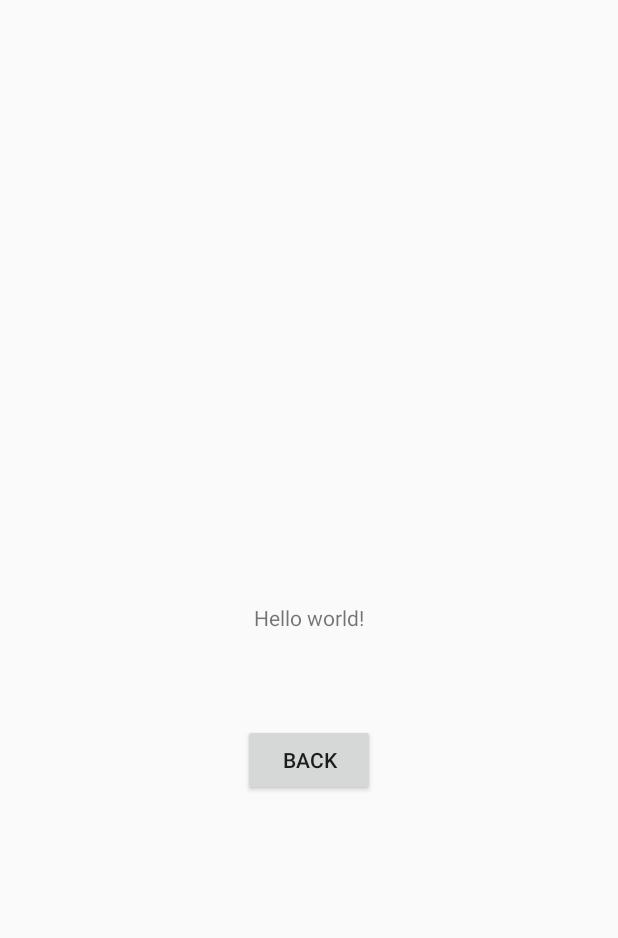
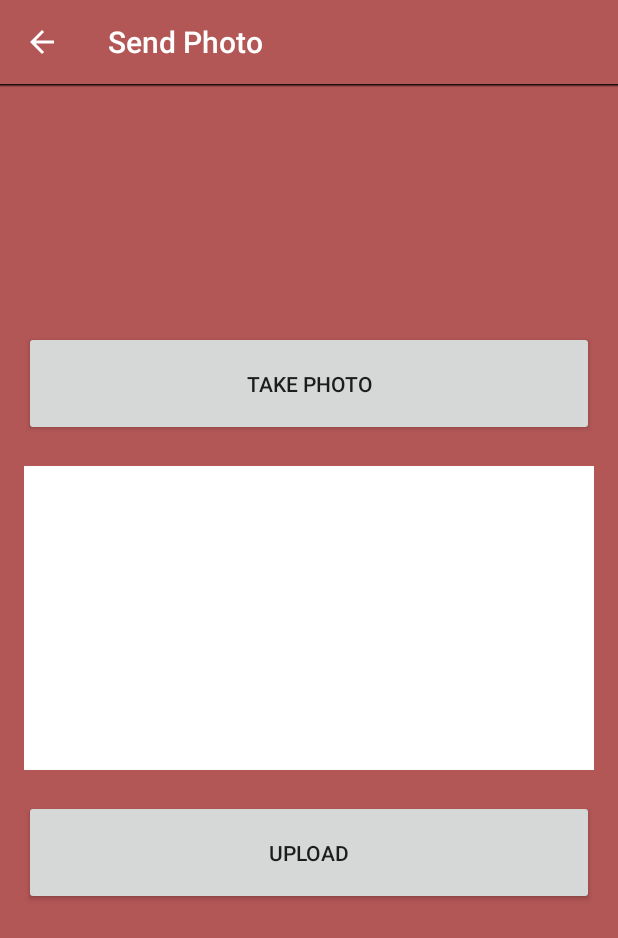
Before and after one commit to insacloud/Insa-cloud-front, an Android app: the screen it shows after launch (MainActivity before the commit, SendPhotoActivity after it), after a tap on "Skip...", on a phone screen of 412 x 824 dp. Shown: the top 938 px of the screen. Run offline under Robolectric (Android 15) with nearby library versions, the phone set to English and light mode, and no system bars; our stand-ins replace Volley; libraries missing offline, so code that uses them is left out: com.facebook, com.facebook.login; 7 statements that could not run were skipped.

Commit message:
Envoyer photo

```diff
--- a/app/build.gradle
+++ b/app/build.gradle
@@ -17,6 +17,12 @@ android {
             proguardFiles getDefaultProguardFile('proguard-android.txt'), 'proguard-rules.pro'
         }
     }
+    packagingOptions {
+        exclude 'META-INF/DEPENDENCIES'
+        exclude 'META-INF/NOTICE'
+        exclude 'META-INF/LICENSE'
+    }
+    useLibrary 'org.apache.http.legacy'
 }
 
 dependencies {
--- a/app/src/main/java/insa/cloud/activity/LoginActivity.java
+++ b/app/src/main/java/insa/cloud/activity/LoginActivity.java
@@ -140,7 +140,7 @@ public class LoginActivity extends AppCompatActivity{
         btnSkip.setOnClickListener(new View.OnClickListener() {
             @Override
             public void onClick(View v) {
-                Intent i = new Intent(getApplicationContext(), MainActivity.class);
+                Intent i = new Intent(getApplicationContext(), SendPhotoActivity.class);
                 startActivity(i);
                 finish();
             }
--- /dev/null
+++ b/app/src/main/java/insa/cloud/activity/SendPhotoActivity.java
@@ -0,0 +1,224 @@
+package insa.cloud.activity;
+
+import android.app.ProgressDialog;
+import android.content.Intent;
+import android.graphics.Bitmap;
+import android.net.Uri;
+import android.os.Environment;
+import android.provider.MediaStore;
+import android.support.v7.app.AppCompatActivity;
+import android.os.Bundle;
+import android.support.v7.widget.Toolbar;
+import android.util.Log;
+import android.view.Menu;
+import android.view.MenuItem;
+import android.view.View;
+import android.widget.Button;
+import android.widget.ImageView;
+import android.widget.Toast;
+
+import com.android.volley.Request;
+import com.android.volley.Response;
+import com.android.volley.VolleyError;
+import com.android.volley.toolbox.JsonObjectRequest;
+
+import org.json.JSONException;
+import org.json.JSONObject;
+
+import java.io.File;
+import java.io.FileNotFoundException;
+import java.io.IOException;
+
+import insa.cloud.R;
+import insa.cloud.global.GetImageThumbnail;
+import insa.cloud.global.PhotoMultipartRequest;
+import insa.cloud.global.Url;
+import insa.cloud.global.VolleyController;
+
+public class SendPhotoActivity extends AppCompatActivity {
+
+    private static String root = null;
+    private static String imageFolderPath = null;
+    private String imageName = null;
+    private static Uri fileUri = null;
+    private static final int CAMERA_IMAGE_REQUEST=1;
+    private ImageView imageView;
+    private Button buttonTakePhoto;
+    private Button buttonUpload;
+    private String pathImage = null;
+    private Toolbar mToolbar;
+
+    @Override
+    protected void onCreate(Bundle savedInstanceState) {
+        super.onCreate(savedInstanceState);
+        setContentView(R.layout.activity_send_photo);
+
+        mToolbar = (Toolbar) findViewById(R.id.toolbar);
+
+        setSupportActionBar(mToolbar);
+        getSupportActionBar().setTitle("Send Photo");
+        getSupportActionBar().setHomeButtonEnabled(true);
+        getSupportActionBar().setDisplayHomeAsUpEnabled(true);
+
+        imageView = (ImageView) findViewById(R.id.captured);
+        buttonTakePhoto = (Button)findViewById(R.id.buttonTakePhoto);
+        buttonUpload = (Button)findViewById(R.id.buttonUpload);
+
+        buttonTakePhoto.setOnClickListener(new View.OnClickListener() {
+            @Override
+            public void onClick(View v) {
+                captureImage();
+            }
+        });
+
+        imageView.setOnClickListener(new View.OnClickListener() {
+            @Override
+            public void onClick(View v) {
+                showFullImage(v);
+            }
+        });
+
+        buttonUpload.setOnClickListener(new View.OnClickListener() {
+            @Override
+            public void onClick(View v) {
+                uploadPhoto();
+            }
+        });
+
+    }
+
+    @Override
+    public boolean onCreateOptionsMenu(Menu menu) {
+        // Inflate the menu; this adds items to the action bar if it is present.
+        getMenuInflater().inflate(R.menu.menu_send_photo, menu);
+        return true;
+    }
+
+    @Override
+    public boolean onOptionsItemSelected(MenuItem item) {
+        // Handle action bar item clicks here. The action bar will
+        // automatically handle clicks on the Home/Up button, so long
+        // as you specify a parent activity in AndroidManifest.xml.
+        int id = item.getItemId();
+
+        //noinspection SimplifiableIfStatement
+        if (id == R.id.action_settings) {
+            return true;
+        }
+
+        return super.onOptionsItemSelected(item);
+    }
+
+    public void captureImage() {
+        // fetching the root directory
+        root = Environment.getExternalStorageDirectory().toString()
+                + "/INSACloud";
+
+        // Creating folders for Image
+        imageFolderPath = root + "/captured";
+        File imagesFolder = new File(imageFolderPath);
+        imagesFolder.mkdirs();
+
+        // Generating file name
+        imageName = "image.png";
+
+        // Creating image here
+
+        File image = new File(imageFolderPath, imageName);
+
+        fileUri = Uri.fromFile(image);
+
+        pathImage = imageFolderPath + File.separator + imageName;
+
+        imageView.setTag(pathImage);
+
+        Intent takePictureIntent = new Intent(MediaStore.ACTION_IMAGE_CAPTURE);
+
+        takePictureIntent.putExtra(MediaStore.EXTRA_OUTPUT, fileUri);
+
+        startActivityForResult(takePictureIntent,
+                CAMERA_IMAGE_REQUEST);
+
+    }
+
+    protected void onActivityResult(int requestCode, int resultCode, Intent data) {
+        // TODO Auto-generated method stub
+        super.onActivityResult(requestCode, resultCode, data);
+
+        if (resultCode == RESULT_OK) {
+
+            switch (requestCode) {
+                case CAMERA_IMAGE_REQUEST:
+
+                    Bitmap bitmap = null;
+                    try {
+                        GetImageThumbnail getImageThumbnail = new GetImageThumbnail();
+                        bitmap = getImageThumbnail.getThumbnail(fileUri, this);
+                    } catch (FileNotFoundException e1) {
+                        // TODO Auto-generated catch block
+                        e1.printStackTrace();
+                    } catch (IOException e1) {
+                        // TODO Auto-generated catch block
+                        e1.printStackTrace();
+                    }
+
+                    // Setting image image icon on the imageview
+
+                    ImageView imageView = (ImageView) this
+                            .findViewById(R.id.captured);
+
+                    imageView.setImageBitmap(bitmap);
+
+                    break;
+
+                default:
+                    Toast.makeText(this, "Something went wrong...",
+                            Toast.LENGTH_SHORT).show();
+                    break;
+            }
+
+        }
+    }
+
+    public void showFullImage(View view) {
+        String path = (String) view.getTag();
+
+        if (path != null) {
+
+            Intent intent = new Intent();
+            intent.setAction(Intent.ACTION_VIEW);
+            Uri imgUri = Uri.parse("file://" + path);
+            intent.setDataAndType(imgUri, "image/*");
+            startActivity(intent);
+
+        }
+    }
+
+    public void uploadPhoto(){
+        try {
+            File image = new File((String)imageView.getTag());
+            String token = "";
+
+            PhotoMultipartRequest imageUploadReq = new PhotoMultipartRequest(0, Url.UploadImage, new Response.ErrorListener() {
+
+                @Override
+                public void onErrorResponse(VolleyError volleyError) {
+
+                }
+            }, new Response.Listener<String>() {
+
+                @Override
+                public void onResponse(String s) {
+
+                }
+            }, image, null, token);
+
+            VolleyController.getInstance().addToRequestQueue(imageUploadReq);
+        }
+        catch(Exception e){
+
+        }
+
+        // Adding request to request queue
+    }
+}
--- a/app/src/main/java/insa/cloud/global/Url.java
+++ b/app/src/main/java/insa/cloud/global/Url.java
@@ -7,4 +7,5 @@ public class Url {
     //WEB SERVICE
     public static String Login = UrlServer + "Login";
     public static String Register = UrlServer + "Register";
+    public static String UploadImage = UrlServer + "UploadImage";
 }
--- /dev/null
+++ b/app/src/main/res/drawable/toolbar_dropshadow.xml
@@ -0,0 +1,7 @@
+<?xml version="1.0" encoding="utf-8"?>
+<shape xmlns:android="http://schemas.android.com/apk/res/android" android:shape="rectangle">
+    <gradient
+        android:startColor="@android:color/transparent"
+        android:endColor="#000"
+        android:angle="90"/>
+</shape>
--- /dev/null
+++ b/app/src/main/res/layout/activity_send_photo.xml
@@ -0,0 +1,68 @@
+<RelativeLayout xmlns:android="http://schemas.android.com/apk/res/android"
+    xmlns:tools="http://schemas.android.com/tools" android:layout_width="match_parent"
+    android:layout_height="match_parent"
+    android:background="@color/coca_cola_dim"
+    tools:context="insa.cloud.activity.SendPhotoActivity">
+
+    <LinearLayout
+        android:id="@+id/container_toolbar"
+        android:layout_width="match_parent"
+        android:layout_height="wrap_content"
+        android:orientation="vertical">
+
+        <include
+            android:id="@+id/toolbar"
+            layout="@layout/toolbar" />
+        <FrameLayout
+            android:layout_width="match_parent"
+            android:layout_height="match_parent">
+
+            <!-- **** Place Your Content Here **** -->
+
+            <View
+                android:layout_width="match_parent"
+                android:layout_height="2dp"
+                android:background="@drawable/toolbar_dropshadow" />
+        </FrameLayout>
+    </LinearLayout>
+    <LinearLayout
+        android:orientation="vertical"
+        android:layout_width="match_parent"
+        android:layout_height="wrap_content"
+        android:gravity="center"
+        android:layout_centerVertical="true"
+        android:layout_alignParentStart="true"
+        android:paddingLeft="@dimen/activity_horizontal_margin"
+        android:paddingRight="@dimen/activity_horizontal_margin"
+        android:paddingTop="@dimen/activity_vertical_margin"
+        android:paddingBottom="@dimen/activity_vertical_margin">
+
+        <Button
+            android:layout_width="fill_parent"
+            android:layout_height="70dp"
+            android:text="Take Photo"
+            android:id="@+id/buttonTakePhoto"
+            android:layout_gravity="center_horizontal"
+            android:layout_marginBottom="20dp"/>
+
+        <LinearLayout
+            android:layout_width="fill_parent"
+            android:layout_height="wrap_content"
+            android:padding="1dp"
+            android:background="@color/white">
+            <ImageView
+                android:layout_width="fill_parent"
+                android:layout_height="200dp"
+                android:id="@+id/captured"
+                android:layout_gravity="center_horizontal" />
+        </LinearLayout>
+
+        <Button
+            android:layout_width="fill_parent"
+            android:layout_height="70dp"
+            android:text="Upload"
+            android:id="@+id/buttonUpload"
+            android:layout_marginTop="20dp"
+            android:layout_gravity="center_horizontal" />
+    </LinearLayout>
+</RelativeLayout>
--- /dev/null
+++ b/app/src/main/res/layout/toolbar.xml
@@ -0,0 +1,11 @@
+<?xml version="1.0" encoding="utf-8"?>
+<android.support.v7.widget.Toolbar xmlns:android="http://schemas.android.com/apk/res/android"
+    xmlns:local="http://schemas.android.com/apk/res-auto"
+    xmlns:app="http://schemas.android.com/apk/res-auto"
+    android:id="@+id/toolbar"
+    android:layout_width="match_parent"
+    android:layout_height="wrap_content"
+    android:minHeight="?attr/actionBarSize"
+    app:theme="@style/MyActionBarStyle"
+    app:popupTheme="@style/ThemeOverlay.AppCompat.Light">
+</android.support.v7.widget.Toolbar>
--- /dev/null
+++ b/app/src/main/res/menu/menu_send_photo.xml
@@ -0,0 +1,5 @@
+<menu xmlns:android="http://schemas.android.com/apk/res/android"
+    xmlns:app="http://schemas.android.com/apk/res-auto"
+    xmlns:tools="http://schemas.android.com/tools"
+    tools:context="insa.cloud.activity.SendPhotoActivity">
+</menu>
--- a/app/src/main/res/values/strings.xml
+++ b/app/src/main/res/values/strings.xml
@@ -15,4 +15,5 @@
     <string name="login_activity">Login</string>
     <string name="facebook_app_id">176717182663521</string>
     <string name="logout">Log out</string>
+    <string name="title_activity_send_photo">SendPhotoActivity</string>
 </resources>
--- a/app/src/main/res/values/styles.xml
+++ b/app/src/main/res/values/styles.xml
@@ -7,4 +7,8 @@
         <item name="colorPrimary">@color/colorPrimary</item>
         <item name="android:windowContentTransitions">true</item>
     </style>
+
+    <style name="MyActionBarStyle" parent="@style/ThemeOverlay.AppCompat.Dark.ActionBar">
+
+    </style>
 </resources>
```
Also changed, not shown: app/src/main/AndroidManifest.xml (+15 -8 lines), app/src/main/java/insa/cloud/global/GetImageThumbnail.java (added, +50 -0 lines), app/src/main/java/insa/cloud/global/PhotoMultipartRequest.java (added, +121 -0 lines), app/src/main/java/insa/cloud/libs/httpclient-4.5.1.jar (added), app/src/main/java/insa/cloud/libs/httpcore-4.4.3.jar (added), app/src/main/java/insa/cloud/libs/httpmime-4.5.1.jar (added), 2 other files.
